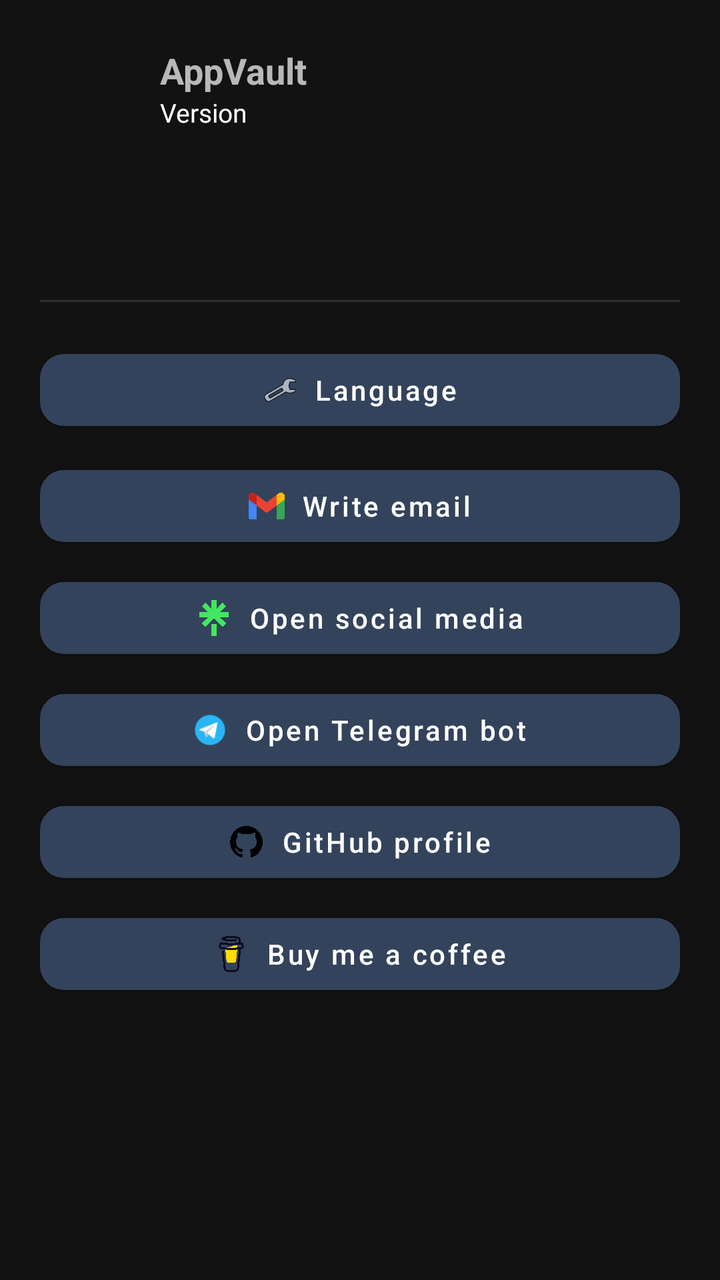
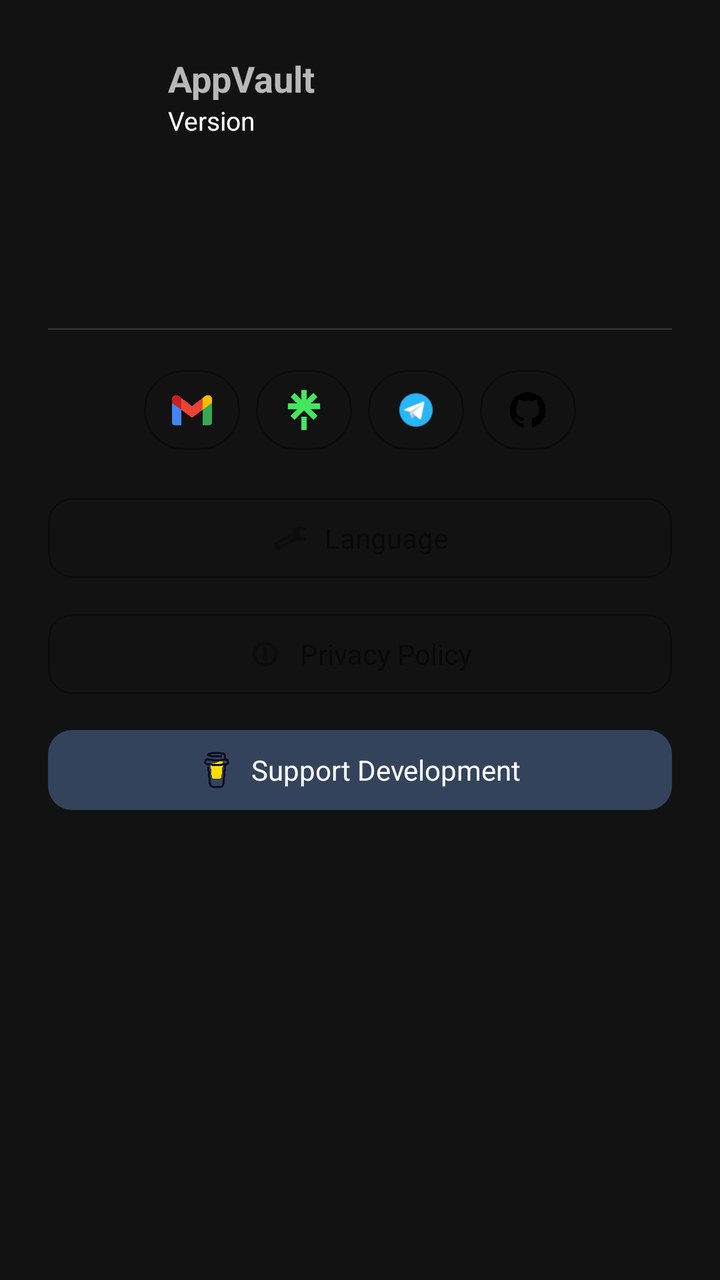

Screens rendered from an Android XML layout before and after an edit, with the pre-edit source and the edit as a unified diff.
<!-- AndroidManifest.xml: application theme Theme.AppVault -->
<!-- res/layout/dialog_app_info.xml -->
<ScrollView xmlns:android="http://schemas.android.com/apk/res/android"
    xmlns:app="http://schemas.android.com/apk/res-auto"
    android:layout_width="match_parent"
    android:layout_height="wrap_content">

    <LinearLayout
        android:layout_width="match_parent"
        android:layout_height="wrap_content"
        android:orientation="vertical"
        android:padding="20dp">

        <LinearLayout
            android:layout_width="match_parent"
            android:layout_height="wrap_content"
            android:layout_marginBottom="12dp"
            android:gravity="center_vertical"
            android:orientation="horizontal">

            <ImageView
                android:id="@+id/img_app_icon"
                android:layout_width="48dp"
                android:layout_height="48dp"
                android:contentDescription="@string/app_info_title"
                android:src="@mipmap/ic_launcher" />

            <LinearLayout
                android:layout_width="0dp"
                android:layout_height="wrap_content"
                android:layout_marginStart="12dp"
                android:layout_weight="1"
                android:orientation="vertical">

                <TextView
                    android:id="@+id/tv_app_name"
                    android:layout_width="wrap_content"
                    android:layout_height="wrap_content"
                    android:text="@string/app_info_name"
                    android:textSize="18sp"
                    android:textStyle="bold" />

                <TextView
                    android:id="@+id/tv_app_version"
                    android:layout_width="wrap_content"
                    android:layout_height="wrap_content"
                    android:text="@string/app_info_version_label"
                    android:textColor="?attr/colorOnBackground"
                    android:textSize="13sp" />
            </LinearLayout>
        </LinearLayout>

        <TextView
            android:id="@+id/tv_app_description"
            android:layout_width="match_parent"
            android:layout_height="wrap_content"
            android:lineSpacingExtra="4dp"
            android:textColor="?attr/colorOnBackground"
            android:textSize="14sp" />

        <TextView
            android:id="@+id/tv_app_developer"
            android:layout_width="match_parent"
            android:layout_height="wrap_content"
            android:layout_marginTop="12dp"
            android:textSize="14sp"
            android:textStyle="bold" />

        <View
            android:layout_width="match_parent"
            android:layout_height="1dp"
            android:layout_marginTop="20dp"
            android:layout_marginBottom="10dp"
            android:alpha="0.12"
            android:background="?attr/colorOnBackground" />

        <com.google.android.material.button.MaterialButton
            android:id="@+id/btn_change_language"
            android:layout_width="match_parent"
            android:layout_height="wrap_content"
            android:layout_marginTop="10dp"
            android:text="@string/app_info_change_language"
            android:textAllCaps="false"
            android:textColor="#FFFFFF"
            android:textSize="14sp"
            app:backgroundTint="@color/header_tone_primary"
            app:cornerRadius="12dp"
            app:icon="@android:drawable/ic_menu_manage"
            app:iconGravity="textStart"
            app:iconPadding="8dp"
            app:iconSize="18dp"
            app:iconTint="@null" />

        <com.google.android.material.button.MaterialButton
            android:id="@+id/btn_open_email"
            android:layout_width="match_parent"
            android:layout_height="wrap_content"
            android:layout_marginTop="10dp"
            android:text="@string/app_info_open_email"
            android:textAllCaps="false"
            android:textColor="#FFFFFF"
            android:textSize="14sp"
            app:backgroundTint="@color/header_tone_primary"
            app:cornerRadius="12dp"
            app:icon="@drawable/gmail_icon"
            app:iconGravity="textStart"
            app:iconPadding="8dp"
            app:iconSize="18dp"
            app:iconTint="@null" />

        <com.google.android.material.button.MaterialButton
            android:id="@+id/btn_open_github"
            android:layout_width="match_parent"
            android:layout_height="wrap_content"
            android:layout_marginTop="8dp"
            android:text="@string/app_info_open_github"
            android:textAllCaps="false"
            android:textColor="#FFFFFF"
            android:textSize="14sp"
            app:backgroundTint="@color/header_tone_primary"
            app:cornerRadius="12dp"
            app:icon="@drawable/linktree_icon"
            app:iconGravity="textStart"
            app:iconPadding="8dp"
            app:iconSize="18dp"
            app:iconTint="@null" />

        <com.google.android.material.button.MaterialButton
            android:id="@+id/btn_open_telegram_bot"
            android:layout_width="match_parent"
            android:layout_height="wrap_content"
            android:layout_marginTop="8dp"
            android:text="@string/app_info_open_telegram_bot"
            android:textAllCaps="false"
            android:textColor="#FFFFFF"
            android:textSize="14sp"
            app:backgroundTint="@color/header_tone_primary"
            app:cornerRadius="12dp"
            app:icon="@drawable/telegram_icon"
            app:iconGravity="textStart"
            app:iconPadding="8dp"
            app:iconSize="18dp"
            app:iconTint="@null" />

        <com.google.android.material.button.MaterialButton
            android:id="@+id/btn_open_github_profile"
            android:layout_width="match_parent"
            android:layout_height="wrap_content"
            android:layout_marginTop="8dp"
            android:text="@string/app_info_open_github_profile"
            android:textAllCaps="false"
            android:textColor="#FFFFFF"
            android:textSize="14sp"
            app:backgroundTint="@color/header_tone_primary"
            app:cornerRadius="12dp"
            app:icon="@drawable/github_icon"
            app:iconGravity="textStart"
            app:iconPadding="8dp"
            app:iconSize="18dp"
            app:iconTint="@null" />

        <com.google.android.material.button.MaterialButton
            android:id="@+id/btn_open_coffee"
            android:layout_width="match_parent"
            android:layout_height="wrap_content"
            android:layout_marginTop="8dp"
            android:text="@string/app_info_open_coffee"
            android:textAllCaps="false"
            android:textColor="#FFFFFF"
            android:textSize="14sp"
            app:backgroundTint="@color/header_tone_primary"
            app:cornerRadius="12dp"
            app:icon="@drawable/buy_me_coffee_icon"
            app:iconGravity="textStart"
            app:iconPadding="8dp"
            app:iconSize="18dp"
            app:iconTint="@null" />
    </LinearLayout>
</ScrollView>
<!-- resources referenced by this layout -->
<resources>
  <color name="header_tone_primary">#33435B</color>
  <!-- drawable buy_me_coffee_icon: png bitmap (drawable, 16799 bytes) -->
  <!-- drawable github_icon: png bitmap (drawable, 16094 bytes) -->
  <!-- drawable gmail_icon: png bitmap (drawable, 9519 bytes) -->
  <!-- drawable linktree_icon: png bitmap (drawable, 7542 bytes) -->
  <!-- drawable telegram_icon: png bitmap (drawable, 1173 bytes) -->
  <!-- mipmap ic_launcher (mipmap-anydpi-v26) -->
  <?xml version="1.0" encoding="utf-8"?>
  <adaptive-icon xmlns:android="http://schemas.android.com/apk/res/android">
      <background android:drawable="@color/ic_launcher_background"/>
      <foreground android:drawable="@mipmap/ic_launcher_foreground"/>
  </adaptive-icon>
  <string name="app_info_change_language">Language</string>
  <string name="app_info_name">AppVault</string>
  <string name="app_info_open_coffee">Buy me a coffee</string>
  <string name="app_info_open_email">Write email</string>
  <string name="app_info_open_github">Open social media</string>
  <string name="app_info_open_github_profile">GitHub profile</string>
  <string name="app_info_open_telegram_bot">Open Telegram bot</string>
  <string name="app_info_title">App info</string>
  <string name="app_info_version_label">Version</string>
  <style name="Theme.AppVault" parent="Theme.MaterialComponents.NoActionBar">
          <item name="colorPrimary">#33435B</item>
          <item name="colorPrimaryVariant">#2A364A</item>
          <item name="colorOnPrimary">#FFFFFF</item>
          <item name="colorSecondary">#7C899E</item>
          <item name="colorSecondaryVariant">#69758A</item>
          <item name="colorOnSecondary">#FFFFFF</item>
          <item name="android:statusBarColor">#151D2A</item>
          <item name="android:navigationBarColor">#111824</item>
      </style>
  <color name="ic_launcher_background">#FDFDFD</color>
</resources>

<!-- the commit's change to res/layout/dialog_app_info.xml (unified diff, before → after) -->
@@ -7,7 +7,7 @@
         android:layout_width="match_parent"
         android:layout_height="wrap_content"
         android:orientation="vertical"
-        android:padding="20dp">
+        android:padding="24dp">
 
         <LinearLayout
             android:layout_width="match_parent"
@@ -52,7 +52,9 @@
             android:id="@+id/tv_app_description"
             android:layout_width="match_parent"
             android:layout_height="wrap_content"
-            android:lineSpacingExtra="4dp"
+            android:layout_marginTop="6dp"
+            android:lineHeight="22sp"
+            android:lineSpacingExtra="6dp"
             android:textColor="?attr/colorOnBackground"
             android:textSize="14sp" />
 
@@ -60,7 +62,7 @@
             android:id="@+id/tv_app_developer"
             android:layout_width="match_parent"
             android:layout_height="wrap_content"
-            android:layout_marginTop="12dp"
+            android:layout_marginTop="16dp"
             android:textSize="14sp"
             android:textStyle="bold" />
 
@@ -68,100 +70,138 @@
             android:layout_width="match_parent"
             android:layout_height="1dp"
             android:layout_marginTop="20dp"
-            android:layout_marginBottom="10dp"
+            android:layout_marginBottom="16dp"
             android:alpha="0.12"
             android:background="?attr/colorOnBackground" />
 
+        <LinearLayout
+            android:layout_width="match_parent"
+            android:layout_height="wrap_content"
+            android:layout_marginBottom="16dp"
+            android:gravity="center"
+            android:orientation="horizontal">
+
+            <com.google.android.material.button.MaterialButton
+                android:id="@+id/btn_open_email"
+                style="@style/Widget.Material3.Button.OutlinedButton.Icon"
+                android:layout_width="48dp"
+                android:layout_height="48dp"
+                android:layout_marginEnd="8dp"
+                android:contentDescription="@string/app_info_open_email"
+                android:gravity="center"
+                android:padding="0dp"
+                app:backgroundTint="@android:color/transparent"
+                app:icon="@drawable/gmail_icon"
+                app:iconGravity="textTop"
+                app:iconPadding="0dp"
+                app:iconSize="20dp"
+                app:iconTint="@null"
+                app:cornerRadius="24dp"
+                app:strokeColor="@color/app_info_secondary_action_stroke"
+                app:strokeWidth="1dp" />
+
+            <com.google.android.material.button.MaterialButton
+                android:id="@+id/btn_open_github"
+                style="@style/Widget.Material3.Button.OutlinedButton.Icon"
+                android:layout_width="48dp"
+                android:layout_height="48dp"
+                android:layout_marginEnd="8dp"
+                android:contentDescription="@string/app_info_open_github"
+                android:gravity="center"
+                android:padding="0dp"
+                app:backgroundTint="@android:color/transparent"
+                app:icon="@drawable/linktree_icon"
+                app:iconGravity="textTop"
+                app:iconPadding="0dp"
+                app:iconSize="20dp"
+                app:iconTint="@null"
+                app:cornerRadius="24dp"
+                app:strokeColor="@color/app_info_secondary_action_stroke"
+                app:strokeWidth="1dp" />
+
+            <com.google.android.material.button.MaterialButton
+                android:id="@+id/btn_open_telegram_bot"
+                style="@style/Widget.Material3.Button.OutlinedButton.Icon"
+                android:layout_width="48dp"
+                android:layout_height="48dp"
+                android:layout_marginEnd="8dp"
+                android:contentDescription="@string/app_info_open_telegram_bot"
+                android:gravity="center"
+                android:padding="0dp"
+                app:backgroundTint="@android:color/transparent"
+                app:icon="@drawable/telegram_icon"
+                app:iconGravity="textTop"
+                app:iconPadding="0dp"
+                app:iconSize="20dp"
+                app:iconTint="@null"
+                app:cornerRadius="24dp"
+                app:strokeColor="@color/app_info_secondary_action_stroke"
+                app:strokeWidth="1dp" />
+
+            <com.google.android.material.button.MaterialButton
+                android:id="@+id/btn_open_github_profile"
+                style="@style/Widget.Material3.Button.OutlinedButton.Icon"
+                android:layout_width="48dp"
+                android:layout_height="48dp"
+                android:contentDescription="@string/app_info_open_github_profile"
+                android:gravity="center"
+                android:padding="0dp"
+                app:backgroundTint="@android:color/transparent"
+                app:icon="@drawable/github_icon"
+                app:iconGravity="textTop"
+                app:iconPadding="0dp"
+                app:iconSize="20dp"
+                app:iconTint="@null"
+                app:cornerRadius="24dp"
+                app:strokeColor="@color/app_info_secondary_action_stroke"
+                app:strokeWidth="1dp" />
+        </LinearLayout>
+
         <com.google.android.material.button.MaterialButton
             android:id="@+id/btn_change_language"
-            android:layout_width="match_parent"
-            android:layout_height="wrap_content"
-            android:layout_marginTop="10dp"
+            style="@style/Widget.Material3.Button.OutlinedButton"
+            android:layout_width="match_parent"
+            android:layout_height="wrap_content"
+            android:layout_marginBottom="10dp"
             android:text="@string/app_info_change_language"
             android:textAllCaps="false"
-            android:textColor="#FFFFFF"
-            android:textSize="14sp"
-            app:backgroundTint="@color/header_tone_primary"
+            android:textColor="@color/app_info_secondary_action_content"
+            android:textSize="14sp"
+            app:backgroundTint="@android:color/transparent"
             app:cornerRadius="12dp"
             app:icon="@android:drawable/ic_menu_manage"
             app:iconGravity="textStart"
             app:iconPadding="8dp"
             app:iconSize="18dp"
-            app:iconTint="@null" />
+            app:iconTint="@color/app_info_secondary_action_content"
+            app:strokeColor="@color/app_info_secondary_action_stroke"
+            app:strokeWidth="1dp" />
 
         <com.google.android.material.button.MaterialButton
-            android:id="@+id/btn_open_email"
-            android:layout_width="match_parent"
-            android:layout_height="wrap_content"
-            android:layout_marginTop="10dp"
-            android:text="@string/app_info_open_email"
+            android:id="@+id/btn_open_privacy"
+            style="@style/Widget.Material3.Button.OutlinedButton"
+            android:layout_width="match_parent"
+            android:layout_height="wrap_content"
+            android:layout_marginBottom="10dp"
+            android:text="@string/app_info_open_privacy"
             android:textAllCaps="false"
-            android:textColor="#FFFFFF"
-            android:textSize="14sp"
-            app:backgroundTint="@color/header_tone_primary"
+            android:textColor="@color/app_info_secondary_action_content"
+            android:textSize="14sp"
+            app:backgroundTint="@android:color/transparent"
             app:cornerRadius="12dp"
-            app:icon="@drawable/gmail_icon"
+            app:icon="@android:drawable/ic_menu_info_details"
             app:iconGravity="textStart"
             app:iconPadding="8dp"
             app:iconSize="18dp"
-            app:iconTint="@null" />
-
-        <com.google.android.material.button.MaterialButton
-            android:id="@+id/btn_open_github"
-            android:layout_width="match_parent"
-            android:layout_height="wrap_content"
-            android:layout_marginTop="8dp"
-            android:text="@string/app_info_open_github"
-            android:textAllCaps="false"
-            android:textColor="#FFFFFF"
-            android:textSize="14sp"
-            app:backgroundTint="@color/header_tone_primary"
-            app:cornerRadius="12dp"
-            app:icon="@drawable/linktree_icon"
-            app:iconGravity="textStart"
-            app:iconPadding="8dp"
-            app:iconSize="18dp"
-            app:iconTint="@null" />
-
-        <com.google.android.material.button.MaterialButton
-            android:id="@+id/btn_open_telegram_bot"
-            android:layout_width="match_parent"
-            android:layout_height="wrap_content"
-            android:layout_marginTop="8dp"
-            android:text="@string/app_info_open_telegram_bot"
-            android:textAllCaps="false"
-            android:textColor="#FFFFFF"
-            android:textSize="14sp"
-            app:backgroundTint="@color/header_tone_primary"
-            app:cornerRadius="12dp"
-            app:icon="@drawable/telegram_icon"
-            app:iconGravity="textStart"
-            app:iconPadding="8dp"
-            app:iconSize="18dp"
-            app:iconTint="@null" />
-
-        <com.google.android.material.button.MaterialButton
-            android:id="@+id/btn_open_github_profile"
-            android:layout_width="match_parent"
-            android:layout_height="wrap_content"
-            android:layout_marginTop="8dp"
-            android:text="@string/app_info_open_github_profile"
-            android:textAllCaps="false"
-            android:textColor="#FFFFFF"
-            android:textSize="14sp"
-            app:backgroundTint="@color/header_tone_primary"
-            app:cornerRadius="12dp"
-            app:icon="@drawable/github_icon"
-            app:iconGravity="textStart"
-            app:iconPadding="8dp"
-            app:iconSize="18dp"
-            app:iconTint="@null" />
+            app:iconTint="@color/app_info_secondary_action_content"
+            app:strokeColor="@color/app_info_secondary_action_stroke"
+            app:strokeWidth="1dp" />
 
         <com.google.android.material.button.MaterialButton
             android:id="@+id/btn_open_coffee"
-            android:layout_width="match_parent"
-            android:layout_height="wrap_content"
-            android:layout_marginTop="8dp"
+            style="@style/Widget.Material3.Button"
+            android:layout_width="match_parent"
+            android:layout_height="wrap_content"
             android:text="@string/app_info_open_coffee"
             android:textAllCaps="false"
             android:textColor="#FFFFFF"
<!-- resource entries referenced after the edit -->
@@ -1,5 +1,7 @@
 <!-- resources referenced by this layout -->
 <resources>
+  <color name="app_info_secondary_action_content">#8A000000</color>
+  <color name="app_info_secondary_action_stroke">#61000000</color>
   <color name="header_tone_primary">#33435B</color>
   <!-- drawable buy_me_coffee_icon: png bitmap (drawable, 16799 bytes) -->
   <!-- drawable github_icon: png bitmap (drawable, 16094 bytes) -->
@@ -14,10 +16,11 @@
   </adaptive-icon>
   <string name="app_info_change_language">Language</string>
   <string name="app_info_name">AppVault</string>
-  <string name="app_info_open_coffee">Buy me a coffee</string>
+  <string name="app_info_open_coffee">Support Development</string>
   <string name="app_info_open_email">Write email</string>
   <string name="app_info_open_github">Open social media</string>
   <string name="app_info_open_github_profile">GitHub profile</string>
+  <string name="app_info_open_privacy">Privacy Policy</string>
   <string name="app_info_open_telegram_bot">Open Telegram bot</string>
   <string name="app_info_title">App info</string>
   <string name="app_info_version_label">Version</string>
